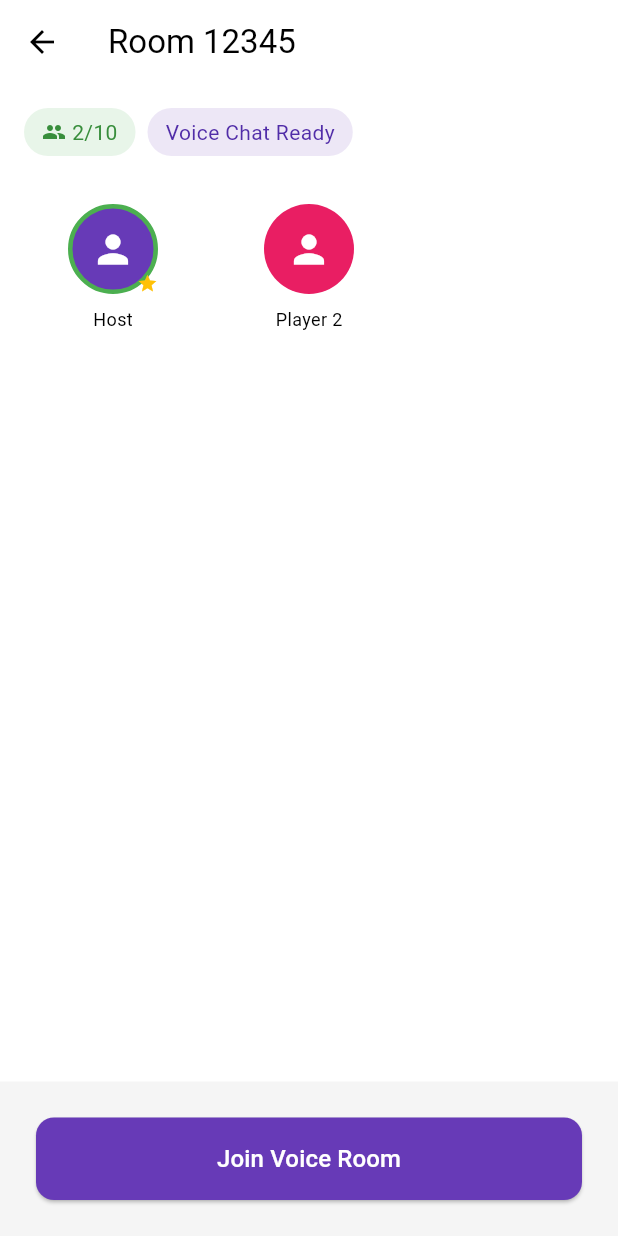
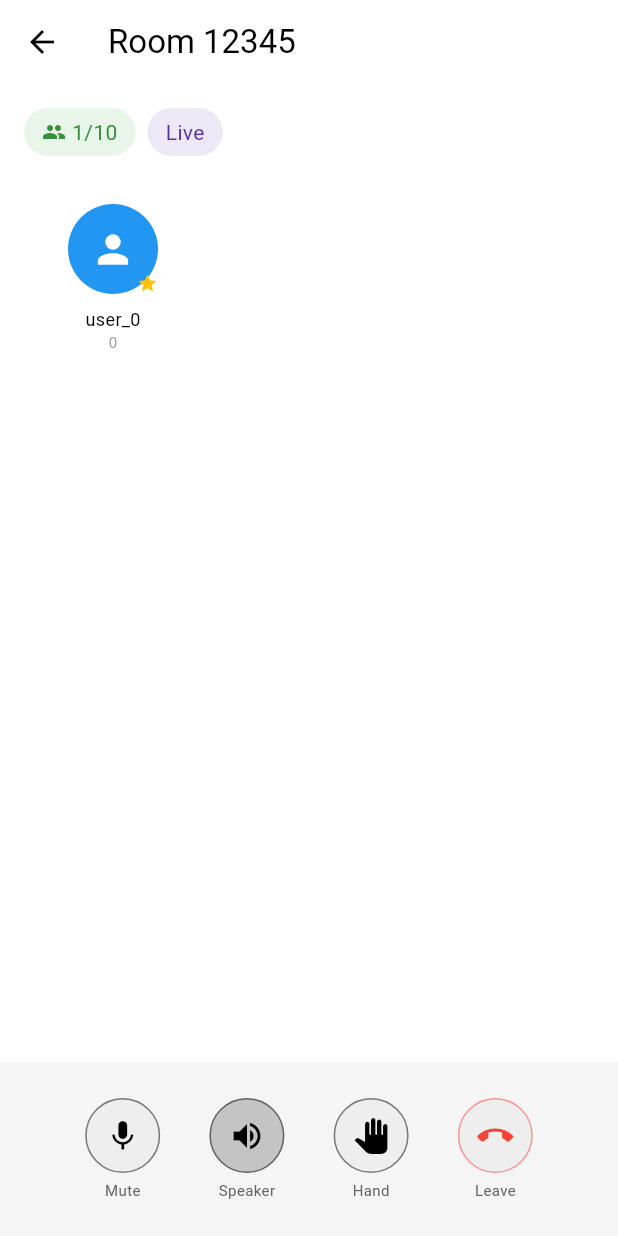
Before and after one commit to webzrtx/playtime, a Flutter app: the VoiceRoomScreen screen opened by its route, on a phone screen of 412 x 824 dp. Run offline on Flutter 3.47's test engine with Material 3 defaults, Android fonts, the phone set to English and light mode, and no system bars; missing offline and left inert: tencent_rtc_sdk.

Commit message:
Phase 2: Integrate Tencent TRTC SDK
- Add tencent_rtc_sdk v13.4.2 + crypto for UserSig generation
- TRTCService wrapping TRTCCloud (init, create/join/leave/destroy room, mic/speaker controls)
- UserSigService with HMAC-SHA256 (TLSSigAPIv2)
- VoiceRoomScreen updated to use real TRTC
- Fix OPPO crash: extractNativeLibs=true, ndk ARM-only, packagingOptions
- Fix JDK 21 jlink bug: org.gradle.java.home=JDK17
- APK size: 284M -> 72M (ARM only)

```diff
--- a/lib/config/trtc_config.dart
+++ b/lib/config/trtc_config.dart
@@ -1,9 +1,20 @@
 // Tencent TRTC Configuration
-// TODO: Replace with secure backend for UserSig generation
+// In production, move secretKey to a backend service for UserSig generation.
 
 class TRTCConfig {
-  static const int sdkAppId = 20044652;  // Your Tencent TRTC SDK App ID
-  static const String secretKey = 'YOUR_SECRET_KEY';  // Replace with your secret key (use env var in production)
+  /// SDK App ID from TRTC Console
+  static const int sdkAppId = 20044652;
 
+  /// Secret Key for UserSig generation
+  /// TODO: use backend service instead of embedding in client
+  static const String secretKey = 'YOUR_SECRET_KEY';
+
+  /// Default room ID for dev/testing
   static const int defaultRoomId = 12345;
+
+  /// UserSig expiry: 180 days (dev), 24h (prod)
+  static const int userSigExpireSeconds = 86400 * 180;
+
+  /// Returns configured or throws if placeholder
+  static bool get isConfigured => secretKey != 'YOUR_SECRET_KEY';
 }
--- a/lib/screens/voice_room_screen.dart
+++ b/lib/screens/voice_room_screen.dart
@@ -2,7 +2,8 @@ import 'package:flutter/material.dart';
 import '../services/trtc_service.dart';
 import '../config/trtc_config.dart';
 
-/// Voice room screen with voice chat UI (mock for now)
+/// Voice room screen — real TRTC voice chat.
+/// Host uses [isHost]=true to create the room; guests join with [isHost]=false.
 class VoiceRoomScreen extends StatefulWidget {
   final String? roomId;
   final bool isHost;
@@ -20,83 +21,63 @@ class VoiceRoomScreen extends StatefulWidget {
 class _VoiceRoomScreenState extends State<VoiceRoomScreen> {
   final TRTCService _trtc = TRTCService();
   bool _isJoined = false;
-  bool _isMuted = false;
   bool _isHandRaised = false;
-  String _roomId = '';
-  String _userId = '';
-  String? _error;
 
-  final List<_Participant> _participants = [];
+  String get _roomId => widget.roomId ?? TRTCConfig.defaultRoomId.toString();
+  String get _userId =>
+      'user_${DateTime.now().millisecondsSinceEpoch.remainder(100000)}';
 
   @override
   void initState() {
     super.initState();
-    _roomId = widget.roomId ?? TRTCConfig.defaultRoomId.toString();
-    _userId = 'user_${DateTime.now().millisecondsSinceEpoch}';
-
-    // Add mock participants
-    _participants.add(_Participant(
-      name: 'Host',
-      isHost: true,
-      isSpeaking: true,
-      avatarColor: Colors.deepPurple,
-    ));
-    _participants.add(_Participant(
-      name: 'Player 2',
-      isHost: false,
-      isSpeaking: false,
-      avatarColor: Colors.pink,
-    ));
+    _initAndEnter();
   }
 
-  Future<void> _joinRoom() async {
+  Future<void> _initAndEnter() async {
     try {
-      await _trtc.initialize(
-        sdkAppId: TRTCConfig.sdkAppId,
-        secretKey: TRTCConfig.secretKey,
-      );
+      await _trtc.initialize();
 
       if (widget.isHost) {
         await _trtc.createRoom(roomId: _roomId, userId: _userId);
       } else {
         await _trtc.joinRoom(roomId: _roomId, userId: _userId);
-        // Add self as participant when joining
-        _participants.add(_Participant(
-          name: _userId,
-          isHost: false,
-          isSpeaking: false,
-          avatarColor: Colors.blue,
-        ));
       }
 
-      setState(() => _isJoined = true);
+      _trtc.addListener(_onServiceUpdate);
+      if (mounted) setState(() => _isJoined = true);
     } catch (e) {
-      debugPrint('TRTC error: $e');
-      setState(() {
-        _error = e.toString();
-        _isJoined = true; // Show UI anyway for testing UI
-      });
+      debugPrint('TRTC init error: $e');
+      _trtc.addListener(_onServiceUpdate);
+      if (mounted) setState(() => _isJoined = true); // show UI anyway
     }
+  }
+
+  void _onServiceUpdate() {
+    if (mounted) setState(() {});
   }
 
   Future<void> _leaveRoom() async {
     await _trtc.leaveRoom();
-    if (mounted) {
-      Navigator.pop(context);
-    }
+    if (mounted) Navigator.pop(context);
   }
 
   @override
   void dispose() {
-    _trtc.leaveRoom();
+    _trtc.removeListener(_onServiceUpdate);
+    _trtc.dispose();
     super.dispose();
   }
 
   @override
   Widget build(BuildContext context) {
+    final participants = widget.isHost
+        ? _trtc.participants
+        : _trtc.participants;
+
     return Scaffold(
       appBar: AppBar(
-        title: Text('Room $_roomId', style: const TextStyle(color: Colors.black)),
+        title:
+            Text('Room $_roomId', style: const TextStyle(color: Colors.black)),
         backgroundColor: Colors.white,
         iconTheme: const IconThemeData(color: Colors.black),
         leading: IconButton(
@@ -108,65 +89,106 @@ class _VoiceRoomScreenState extends State<VoiceRoomScreen> {
         color: Colors.white,
         child: Column(
           children: [
+            // Status bar
             Container(
               padding: const EdgeInsets.all(16),
               child: Row(
                 children: [
                   Container(
-                    padding: const EdgeInsets.symmetric(horizontal: 12, vertical: 6),
+                    padding: const EdgeInsets.symmetric(
+                        horizontal: 12, vertical: 6),
                     decoration: BoxDecoration(
                       color: Colors.green.shade50,
                       borderRadius: BorderRadius.circular(20),
                     ),
                     child: Row(
                       children: [
-                        Icon(Icons.people, size: 16, color: Colors.green.shade700),
+                        Icon(Icons.people,
+                            size: 16, color: Colors.green.shade700),
                         const SizedBox(width: 4),
-                        Text('${_participants.length}/10', style: TextStyle(color: Colors.green.shade700)),
+                        Text('${participants.length}/10',
+                            style: TextStyle(color: Colors.green.shade700)),
                       ],
                     ),
                   ),
                   const SizedBox(width: 8),
                   Container(
-                    padding: const EdgeInsets.symmetric(horizontal: 12, vertical: 6),
+                    padding: const EdgeInsets.symmetric(
+                        horizontal: 12, vertical: 6),
                     decoration: BoxDecoration(
-                      color: Colors.deepPurple.shade50,
+                      color: _isJoined
+                          ? Colors.deepPurple.shade50
+                          : Colors.orange.shade50,
                       borderRadius: BorderRadius.circular(20),
                     ),
-                    child: Text('Voice Chat Ready', style: TextStyle(color: Colors.deepPurple.shade700)),
+                    child: Text(
+                      _isJoined ? 'Live' : 'Connecting...',
+                      style: TextStyle(
+                        color: _isJoined
+                            ? Colors.deepPurple.shade700
+                            : Colors.orange.shade700,
                       ),
+                    ),
+                  ),
+                  if (_trtc.lastError != null) ...[
+                    const SizedBox(width: 8),
+                    Expanded(
+                      child: Text(
+                        _trtc.lastError!,
+                        style:
+                            TextStyle(color: Colors.red.shade700, fontSize: 11),
+                        maxLines: 1,
+                        overflow: TextOverflow.ellipsis,
+                      ),
+                    ),
+                  ],
                 ],
               ),
             ),
 
-            if (_error != null)
+            // Error banner
+            if (_trtc.lastError != null)
               Container(
-                margin: const EdgeInsets.all(16),
+                margin: const EdgeInsets.symmetric(horizontal: 16),
                 padding: const EdgeInsets.all(12),
                 decoration: BoxDecoration(
                   color: Colors.red.shade50,
                   borderRadius: BorderRadius.circular(8),
                 ),
-                child: Text('Voice unavailable: $_error', style: TextStyle(color: Colors.red.shade700)),
+                child: Text('⚠ ${_trtc.lastError}',
+                    style: TextStyle(color: Colors.red.shade700)),
               ),
 
+            // Participant grid
             Expanded(
-              child: GridView.builder(
+              child: participants.isEmpty
+                  ? Center(
+                      child: Text('Waiting for participants...',
+                          style: TextStyle(color: Colors.grey.shade400)),
+                    )
+                  : GridView.builder(
                       padding: const EdgeInsets.all(16),
-                gridDelegate: const SliverGridDelegateWithFixedCrossAxisCount(
+                      gridDelegate:
+                          const SliverGridDelegateWithFixedCrossAxisCount(
                         crossAxisCount: 3,
                         crossAxisSpacing: 12,
                         mainAxisSpacing: 12,
                         childAspectRatio: 0.8,
                       ),
-                itemCount: _participants.length,
+                      itemCount: participants.length,
                       itemBuilder: (context, index) {
-                  final participant = _participants[index];
-                  return _ParticipantCard(participant: participant);
+                        final p = participants[index];
+                        return _ParticipantCard(
+                          userId: p.userId,
+                          isHost: index == 0,
+                          isSpeaking: p.isSpeaking,
+                          volume: p.volume,
+                        );
                       },
                     ),
             ),
 
+            // Bottom controls
             Container(
               padding: const EdgeInsets.all(24),
               color: Colors.grey.shade100,
@@ -176,21 +198,29 @@ class _VoiceRoomScreenState extends State<VoiceRoomScreen> {
                         mainAxisAlignment: MainAxisAlignment.spaceEvenly,
                         children: [
                           _ControlButton(
-                          icon: _isMuted ? Icons.mic_off : Icons.mic,
-                          label: _isMuted ? 'Unmute' : 'Mute',
-                          color: _isMuted ? Colors.red : Colors.black,
-                          isActive: _isMuted,
-                          onTap: () async {
-                            await _trtc.toggleMute();
-                            setState(() => _isMuted = _trtc.isMuted);
-                          },
+                            icon: _trtc.isMuted ? Icons.mic_off : Icons.mic,
+                            label: _trtc.isMuted ? 'Unmute' : 'Mute',
+                            color:
+                                _trtc.isMuted ? Colors.red : Colors.black,
+                            isActive: _trtc.isMuted,
+                            onTap: () => _trtc.toggleMute(),
+                          ),
+                          _ControlButton(
+                            icon: Icons.volume_up,
+                            label: _trtc.isSpeakerOn ? 'Speaker' : 'Earpiece',
+                            color: Colors.black,
+                            isActive: _trtc.isSpeakerOn,
+                            onTap: () => _trtc.toggleSpeaker(),
                           ),
                           _ControlButton(
                             icon: Icons.pan_tool,
                             label: 'Hand',
-                          color: _isHandRaised ? Colors.orange : Colors.black,
+                            color: _isHandRaised
+                                ? Colors.orange
+                                : Colors.black,
                             isActive: _isHandRaised,
-                          onTap: () => setState(() => _isHandRaised = !_isHandRaised),
+                            onTap: () =>
+                                setState(() => _isHandRaised = !_isHandRaised),
                           ),
                           _ControlButton(
                             icon: Icons.call_end,
@@ -202,12 +232,14 @@ class _VoiceRoomScreenState extends State<VoiceRoomScreen> {
                         ],
                       )
                     : ElevatedButton(
-                      onPressed: _joinRoom,
+                        onPressed: _initAndEnter,
                         style: ElevatedButton.styleFrom(
                           backgroundColor: Colors.deepPurple,
                           minimumSize: const Size(double.infinity, 48),
                         ),
-                      child: const Text('Join Voice Room', style: TextStyle(color: Colors.white, fontSize: 16)),
+                        child: const Text('Join Voice Room',
+                            style:
+                                TextStyle(color: Colors.white, fontSize: 16)),
                       ),
               ),
             ),
@@ -218,22 +250,35 @@ class _VoiceRoomScreenState extends State<VoiceRoomScreen> {
   }
 }
 
-class _Participant {
-  final String name;
+/// Single participant card showing avatar + speaking indicator.
+class _ParticipantCard extends StatelessWidget {
+  final String userId;
   final bool isHost;
   final bool isSpeaking;
-  final Color avatarColor;
+  final int volume;
 
-  _Participant({required this.name, required this.isHost, required this.isSpeaking, required this.avatarColor});
+  const _ParticipantCard({
+    required this.userId,
+    required this.isHost,
+    required this.isSpeaking,
+    required this.volume,
+  });
+
+  Color _avatarColor(String id) {
+    final colors = [
+      Colors.deepPurple,
+      Colors.pink,
+      Colors.blue,
+      Colors.orange,
+      Colors.teal,
+      Colors.indigo,
+    ];
+    return colors[id.hashCode.abs() % colors.length];
   }
-
-class _ParticipantCard extends StatelessWidget {
-  final _Participant participant;
-
-  const _ParticipantCard({required this.participant});
 
   @override
   Widget build(BuildContext context) {
+    final color = _avatarColor(userId);
     return Column(
       mainAxisSize: MainAxisSize.min,
       children: [
@@ -243,13 +288,15 @@ class _ParticipantCard extends StatelessWidget {
               width: 60,
               height: 60,
               decoration: BoxDecoration(
-                color: participant.avatarColor,
+                color: color,
                 shape: BoxShape.circle,
-                border: participant.isSpeaking ? Border.all(color: Colors.green, width: 3) : null,
+                border: isSpeaking
+                    ? Border.all(color: Colors.green, width: 3)
+                    : null,
               ),
               child: const Icon(Icons.person, color: Colors.white, size: 30),
             ),
-            if (participant.isHost)
+            if (isHost)
               const Positioned(
                 right: 0,
                 bottom: 0,
@@ -258,12 +305,22 @@ class _ParticipantCard extends StatelessWidget {
           ],
         ),
         const SizedBox(height: 8),
-        Text(participant.name, style: const TextStyle(color: Colors.black, fontSize: 12), maxLines: 1, overflow: TextOverflow.ellipsis),
+        Text(
+          userId,
+          style: const TextStyle(color: Colors.black, fontSize: 12),
+          maxLines: 1,
+          overflow: TextOverflow.ellipsis,
+        ),
+        Text(
+          '$volume',
+          style: TextStyle(color: Colors.grey.shade500, fontSize: 10),
+        ),
       ],
     );
   }
 }
 
+/// Circular control button used in bottom bar.
 class _ControlButton extends StatelessWidget {
   final IconData icon;
   final String label;
@@ -271,7 +328,13 @@ class _ControlButton extends StatelessWidget {
   final bool isActive;
   final VoidCallback onTap;
 
-  const _ControlButton({required this.icon, required this.label, required this.color, required this.isActive, required this.onTap});
+  const _ControlButton({
+    required this.icon,
+    required this.label,
+    required this.color,
+    required this.isActive,
+    required this.onTap,
+  });
 
   @override
   Widget build(BuildContext context) {
@@ -291,7 +354,8 @@ class _ControlButton extends StatelessWidget {
             child: Icon(icon, color: color),
           ),
           const SizedBox(height: 4),
-          Text(label, style: TextStyle(color: Colors.grey.shade700, fontSize: 10)),
+          Text(label,
+              style: TextStyle(color: Colors.grey.shade700, fontSize: 10)),
         ],
       ),
     );
--- /dev/null
+++ b/lib/services/user_sig_service.dart
@@ -0,0 +1,50 @@
+// Tencent TRTC UserSig generator (TLSSigAPIv2).
+//
+// Implements HMAC-SHA256 signing per:
+// https://trtc.io/document/35166
+//
+// ⚠️ UserSig MUST be generated server-side in production.
+// This local implementation is acceptable for dev/testing only.
+
+import 'dart:convert';
+import 'dart:io';
+import 'package:crypto/crypto.dart';
+
+class UserSigService {
+  /// Generate a UserSig for the given userId.
+  ///
+  /// [sdkAppId] — TRTC application ID
+  /// [secretKey] — application secret key
+  /// [userId] — the user's unique identifier
+  /// [expireSeconds] — how long the signature is valid
+  static String generate({
+    required int sdkAppId,
+    required String secretKey,
+    required String userId,
+    required int expireSeconds,
+  }) {
+    final now = DateTime.now().millisecondsSinceEpoch ~/ 1000;
+
+    final payload = <String, dynamic>{
+      'TLS.ver': '2.0',
+      'TLS.identifier': userId,
+      'TLS.sdkappid': sdkAppId,
+      'TLS.expire': expireSeconds,
+      'TLS.time': now,
+    };
+
+    final jsonBytes = utf8.encode(jsonEncode(payload));
+    final compressed = zlib.encode(jsonBytes);
+    final encoded = _base64UrlEncode(compressed);
+
+    final hmacSig = Hmac(sha256, utf8.encode(secretKey))
+        .convert(utf8.encode(encoded));
+    final sig = _base64UrlEncode(hmacSig.bytes);
+
+    return '$encoded.$sig';
+  }
+
+  static String _base64UrlEncode(List<int> bytes) {
+    return base64Url.encode(bytes).replaceAll('=', '');
+  }
+}
```
Also changed, not shown: lib/services/trtc_service.dart (+251 -19 lines), lib/utils/user_sig_generator.dart (deleted, +0 -41 lines), pubspec.yaml (+6 -4 lines), pubspec.lock, 6 other files. Lines whose indentation alone changed are shown as unchanged.
